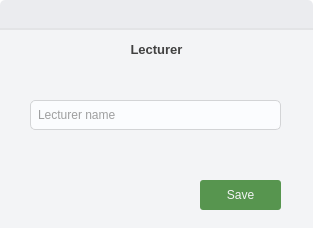
takundafarakeza/Timetable_Generator, file ui/add_lecturer_dialog.ui: the form before one commit.
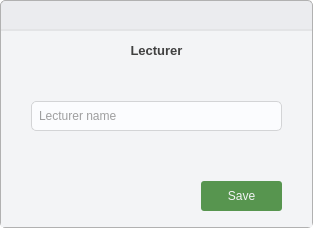
The form after the commit. Icons and pictures are not drawn.

What changed in the file:
```diff
--- a/ui/add_lecturer_dialog.ui
+++ b/ui/add_lecturer_dialog.ui
@@ -24,12 +24,45 @@
 	border: 1px solid #D3D4D6;
 	border-radius: 5px;
 	padding-left: 5px;
+	outline: none;
+	background: #FBFCFE;
+}
+
+QComboBox::drop-down{
+	background: transparent;
+}
+
+QComboBox::down-arrow{
+	image: url(':/icons/icons/drop_down.svg');
+	height: 24px;
+	width: 24px;
 }
 
 QSpinBox{
 	border: 1px solid #D3D4D6;
 	border-radius: 5px;
 	padding-left: 5px;
+	background: #FBFCFE;
+}
+
+QSpinBox:down-button{
+	background: transparent;
+}
+
+QSpinBox:up-button{
+	background: transparent;
+}
+
+QSpinBox:down-arrow{
+	image: url(':/icons/icons/drop_down.svg');
+	height: 24px;
+	width: 24px;
+}
+
+QSpinBox:up-arrow{
+	image: url(':/icons/icons/drop_up.svg');
+	height: 24px;
+	width: 24px;
 }
 
 QLineEdit{
@@ -42,6 +75,7 @@
 QWidget#main_container {
 	background: #EBECEF;
 	border-radius: 5px;
+	border: 1px solid #B1B1B1;
 }
 
 QWidget#container {
@@ -79,16 +113,16 @@
        <number>0</number>
       </property>
       <property name="leftMargin">
-       <number>0</number>
+       <number>1</number>
       </property>
       <property name="topMargin">
-       <number>0</number>
+       <number>1</number>
       </property>
       <property name="rightMargin">
-       <number>0</number>
+       <number>1</number>
       </property>
       <property name="bottomMargin">
-       <number>0</number>
+       <number>1</number>
       </property>
       <item>
        <widget class="QWidget" name="toolbar" native="true">
```
